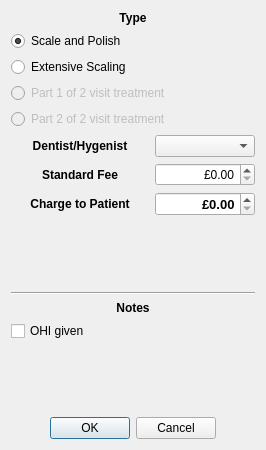
Above: src/openmolar/qt-designer/hygenist_wizard.ui from rowinggolfer/openmolar1 before the change. Below: the same form after it.
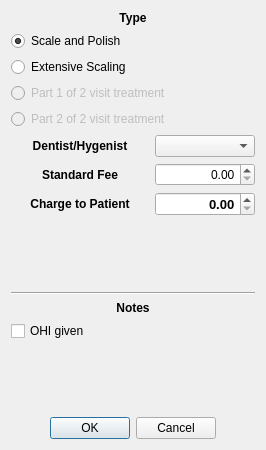
That is the form after the change.

Patch:
```diff
--- a/src/openmolar/qt-designer/hygenist_wizard.ui
+++ b/src/openmolar/qt-designer/hygenist_wizard.ui
@@ -133,7 +133,7 @@
       <set>Qt::AlignRight|Qt::AlignTrailing|Qt::AlignVCenter</set>
      </property>
      <property name="prefix">
-      <string>£</string>
+      <string/>
      </property>
     </widget>
    </item>
@@ -172,7 +172,7 @@
       <set>Qt::AlignRight|Qt::AlignTrailing|Qt::AlignVCenter</set>
      </property>
      <property name="prefix">
-      <string>£</string>
+      <string/>
      </property>
     </widget>
    </item>
```
